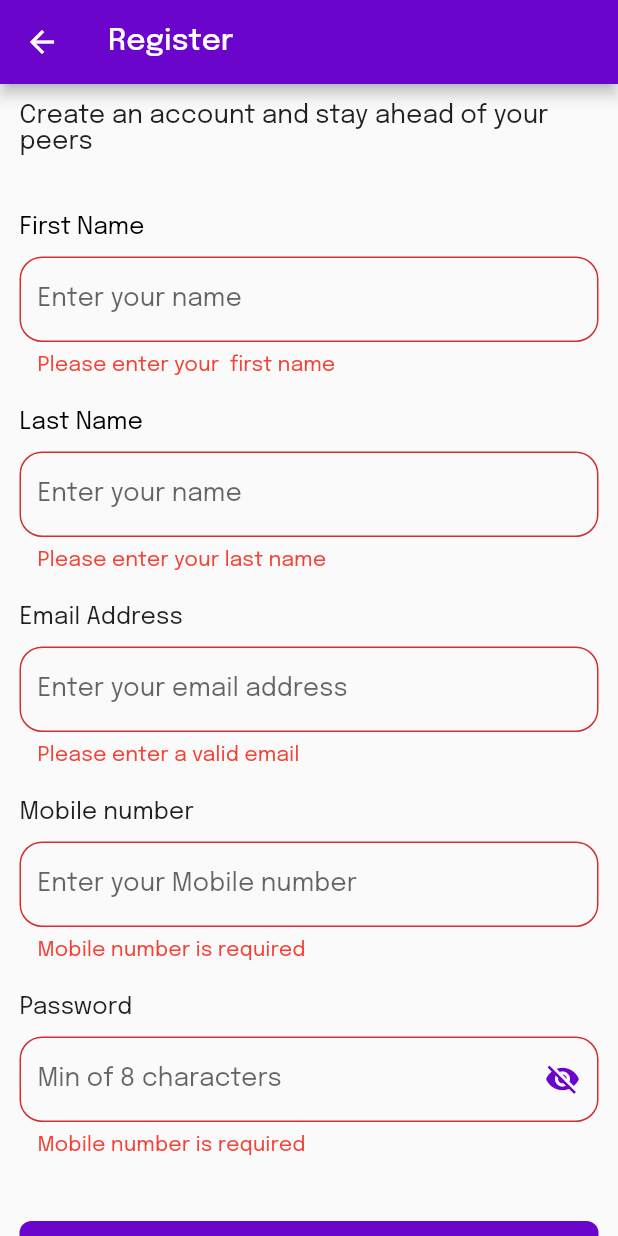
After one commit to Meealley/todo_app, a Flutter app: the RegisterPage screen opened directly, after a tap on "Register", on a phone screen of 412 x 824 dp. The commit adds this screen. Run offline on Flutter 3.47's test engine with Material 2 defaults, Android fonts, the phone set to English and light mode, and no system bars; our stand-ins replace animated_splash_screen, email_validator, google_fonts, lottie, shared_preferences; accounts and stored records are empty; network calls fail.

Commit message:
registration page done

```diff
--- a/lib/pages/login/widget/log_register_label.dart
+++ b/lib/pages/login/widget/log_register_label.dart
@@ -28,7 +28,7 @@ class LogRegister extends StatelessWidget {
               style: GoogleFonts.epilogue(
                 textStyle: const TextStyle(color: AppConst.kPurple),
               ),
-            )
+            ),
           ],
         ),
       ),
--- a/lib/pages/login/widget/login_form.dart
+++ b/lib/pages/login/widget/login_form.dart
@@ -3,6 +3,7 @@ import 'package:flutter/material.dart';
 import 'package:google_fonts/google_fonts.dart';
 import 'package:todo_app/pages/login/widget/forgot_password_label.dart';
 import 'package:todo_app/theme/app_colors.dart';
+import 'package:todo_app/theme/app_style.dart';
 import 'package:todo_app/theme/custom_button.dart';
 import 'package:todo_app/services/auth_service.dart';
 
@@ -45,7 +46,8 @@ class _LoginFormState extends State<LoginForm> {
           children: [
             Text(
               "Email Address",
-              style: GoogleFonts.epilogue(textStyle: const TextStyle(fontSize: 16)),
+              style: GoogleFonts.epilogue(
+                  textStyle: const TextStyle(fontSize: 16)),
             ),
             const SizedBox(
               height: 12,
@@ -61,6 +63,7 @@ class _LoginFormState extends State<LoginForm> {
                 return null;
               },
               decoration: InputDecoration(
+                errorStyle: appstyle(14, Colors.red, FontWeight.normal),
                 labelText: "Enter your email address",
                 border: OutlineInputBorder(
                   borderRadius: BorderRadius.circular(15),
@@ -82,7 +85,9 @@ class _LoginFormState extends State<LoginForm> {
             ),
             Text(
               "Password",
-              style: GoogleFonts.epilogue(textStyle: const TextStyle(fontSize: 16)),
+              style: GoogleFonts.epilogue(
+                textStyle: const TextStyle(fontSize: 16),
+              ),
             ),
             const SizedBox(
               height: 12,
@@ -98,7 +103,8 @@ class _LoginFormState extends State<LoginForm> {
                 return null;
               },
               decoration: InputDecoration(
-                labelText: "Min of 8 characters",
+                errorStyle: appstyle(14, Colors.red, FontWeight.normal),
+                labelText: "Min of 6 characters",
                 border: OutlineInputBorder(
                   borderRadius: BorderRadius.circular(15),
                   borderSide: const BorderSide(color: AppConst.kPurple),
--- a/lib/pages/register/register_page.dart
+++ b/lib/pages/register/register_page.dart
@@ -1,12 +1,26 @@
 import 'package:flutter/material.dart';
+import 'package:google_fonts/google_fonts.dart';
+import 'package:todo_app/theme/app_colors.dart';
+
+import 'widgets/body.dart';
 
 class RegisterPage extends StatelessWidget {
   const RegisterPage({super.key});
 
   @override
   Widget build(BuildContext context) {
-    return const Scaffold(
-      body: Center(child: Text("Register")),
+    return GestureDetector(
+      onTap: () => FocusManager.instance.primaryFocus?.unfocus(),
+      child: Scaffold(
+        appBar: AppBar(
+          backgroundColor: AppConst.kPurple,
+          title: Text(
+            "Register",
+            style: GoogleFonts.epilogue(),
+          ),
+        ),
+        body: Body(),
+      ),
     );
   }
 }
--- /dev/null
+++ b/lib/pages/register/widgets/body.dart
@@ -0,0 +1,65 @@
+import 'package:flutter/material.dart';
+import 'package:google_fonts/google_fonts.dart';
+import 'package:todo_app/pages/register/widgets/reg_login_label.dart';
+import 'package:todo_app/pages/register/widgets/register_form.dart';
+
+class Body extends StatefulWidget {
+  const Body({super.key});
+
+  @override
+  State<Body> createState() => _BodyState();
+}
+
+class _BodyState extends State<Body> {
+  final GlobalKey<FormState> _registerKey = GlobalKey<FormState>();
+  final TextEditingController _firstNameController = TextEditingController();
+  final TextEditingController _lastNameController = TextEditingController();
+  final TextEditingController _emailController = TextEditingController();
+  final TextEditingController _mobileController = TextEditingController();
+  final TextEditingController _passwordController = TextEditingController();
+
+  @override
+  void dispose() {
+    // TODO: implement dispose
+    super.dispose();
+    _firstNameController.dispose();
+    _lastNameController.dispose();
+    _emailController.dispose();
+    _mobileController.dispose();
+    _passwordController.dispose();
+  }
+
+  @override
+  Widget build(BuildContext context) {
+    return SingleChildScrollView(
+      child: Padding(
+        padding: EdgeInsets.all(13),
+        child: Column(children: [
+          Text(
+            "Create an account and stay ahead of your peers",
+            style: GoogleFonts.epilogue(
+              textStyle: TextStyle(
+                fontSize: 17,
+              ),
+            ),
+          ),
+          SizedBox(
+            height: 40,
+          ),
+          RegisterForm(
+            reisterKey: _registerKey,
+            firstNameController: _firstNameController,
+            lastNameController: _lastNameController,
+            mobileController: _mobileController,
+            emailController: _emailController,
+            passwordController: _passwordController,
+          ),
+          const SizedBox(
+            height: 40,
+          ),
+          RegLogin(),
+        ]),
+      ),
+    );
+  }
+}
--- /dev/null
+++ b/lib/pages/register/widgets/reg_login_label.dart
@@ -0,0 +1,36 @@
+import 'package:flutter/material.dart';
+import 'package:todo_app/pages/login/login_page.dart';
+import 'package:todo_app/theme/app_colors.dart';
+import 'package:todo_app/theme/app_style.dart';
+
+class RegLogin extends StatelessWidget {
+  const RegLogin({super.key});
+
+  @override
+  Widget build(BuildContext context) {
+    return Row(
+      mainAxisAlignment: MainAxisAlignment.center,
+      children: [
+        Text(
+          "Already have an account?",
+          style: appstyle(15, Colors.black, FontWeight.normal),
+        ),
+        GestureDetector(
+          onTap: () => Navigator.of(context).push(
+            MaterialPageRoute(
+              builder: (context) => const LoginPage(),
+            ),
+          ),
+          child: Row(
+            children: [
+              Text(
+                "Login",
+                style: appstyle(15, AppConst.kPurple, FontWeight.normal),
+              )
+            ],
+          ),
+        )
+      ],
+    );
+  }
+}
--- /dev/null
+++ b/lib/pages/register/widgets/register_form.dart
@@ -0,0 +1,280 @@
+import 'package:email_validator/email_validator.dart';
+import 'package:flutter/material.dart';
+import 'package:google_fonts/google_fonts.dart';
+import 'package:todo_app/services/auth_service.dart';
+import 'package:todo_app/theme/app_colors.dart';
+import 'package:todo_app/theme/app_style.dart';
+import 'package:todo_app/theme/custom_button.dart';
+
+class RegisterForm extends StatefulWidget {
+  final TextEditingController emailController;
+  final TextEditingController passwordController;
+  final TextEditingController firstNameController;
+  final TextEditingController lastNameController;
+  final TextEditingController mobileController;
+  final GlobalKey<FormState> reisterKey;
+
+  const RegisterForm(
+      {super.key,
+      required this.emailController,
+      required this.passwordController,
+      required this.firstNameController,
+      required this.lastNameController,
+      required this.mobileController,
+      required this.reisterKey});
+
+  @override
+  State<RegisterForm> createState() => _RegisterFormState();
+}
+
+class _RegisterFormState extends State<RegisterForm> {
+  final AuthService authService = AuthService();
+  bool _obscureText = false;
+  String _email = "";
+  String _fname = "";
+  String _lname = "";
+  String _password = "";
+  String _mobile = "";
+
+  @override
+  Widget build(BuildContext context) {
+    return Form(
+      key: widget.reisterKey,
+      child: Column(
+        crossAxisAlignment: CrossAxisAlignment.start,
+        children: [
+          Text(
+            "First Name",
+            style: appstyle(16, Colors.black, FontWeight.normal),
+          ),
+          SizedBox(
+            height: 12,
+          ),
+          TextFormField(
+            controller: widget.firstNameController,
+            validator: (firstname) {
+              if (firstname == null || firstname.isEmpty) {
+                return "Please enter your  first name";
+              }
+              return null;
+            },
+            decoration: InputDecoration(
+              errorStyle: appstyle(14, Colors.red, FontWeight.normal),
+              labelText: "Enter your name",
+              border: OutlineInputBorder(
+                borderRadius: BorderRadius.circular(15),
+                borderSide: const BorderSide(color: AppConst.kPurple),
+              ),
+            ),
+            onSaved: (firstname) {
+              setState(() {
+                _fname = widget.firstNameController.text = firstname!;
+              });
+            },
+            style: appstyle(
+              17,
+              Colors.black,
+              FontWeight.normal,
+            ),
+          ),
+          SizedBox(
+            height: 23,
+          ),
+          Text(
+            "Last Name",
+            style: appstyle(16, Colors.black, FontWeight.normal),
+          ),
+          SizedBox(
+            height: 12,
+          ),
+          TextFormField(
+            controller: widget.lastNameController,
+            validator: (lastname) {
+              if (lastname == null || lastname.isEmpty) {
+                return "Please enter your last name";
+              }
+              return null;
+            },
+            decoration: InputDecoration(
+              errorStyle: appstyle(14, Colors.red, FontWeight.normal),
+              labelText: "Enter your name",
+              border: OutlineInputBorder(
+                borderRadius: BorderRadius.circular(15),
+                borderSide: const BorderSide(color: AppConst.kPurple),
+              ),
+            ),
+            onSaved: (lastname) {
+              _lname = widget.lastNameController.text = lastname!;
+            },
+            style: appstyle(
+              17,
+              Colors.black,
+              FontWeight.normal,
+            ),
+          ),
+          SizedBox(
+            height: 23,
+          ),
+          Text(
+            "Email Address",
+            style:
+                GoogleFonts.epilogue(textStyle: const TextStyle(fontSize: 16)),
+          ),
+          const SizedBox(
+            height: 12,
+          ),
+          TextFormField(
+            controller: widget.emailController,
+            validator: (email) {
+              if (email == null || email.isEmpty) {
+                return "Please enter a valid email";
+              } else if (!EmailValidator.validate(email)) {
+                return "Email is not valid";
+              }
+              return null;
+            },
+            decoration: InputDecoration(
+              errorStyle: appstyle(14, Colors.red, FontWeight.normal),
+              labelText: "Enter your email address",
+              border: OutlineInputBorder(
+                borderRadius: BorderRadius.circular(15),
+                borderSide: const BorderSide(color: AppConst.kPurple),
+              ),
+            ),
+            onSaved: (email) {
+              setState(() {
+                _email = widget.emailController.text = email!;
+              });
+            },
+            style: appstyle(
+              17,
+              Colors.black,
+              FontWeight.normal,
+            ),
+          ),
+          SizedBox(
+            height: 23,
+          ),
+          Text(
+            "Mobile number",
+            style:
+                GoogleFonts.epilogue(textStyle: const TextStyle(fontSize: 16)),
+          ),
+          const SizedBox(
+            height: 12,
+          ),
+          TextFormField(
+            controller: widget.mobileController,
+            validator: (number) {
+              if (number == null || number.isEmpty) {
+                return "Mobile number is required";
+              } else if (number.length < 11) {
+                return "Please enter a valid Number";
+              }
+              return null;
+            },
+            decoration: InputDecoration(
+              errorStyle: appstyle(14, Colors.red, FontWeight.normal),
+              labelText: "Enter your Mobile number",
+              border: OutlineInputBorder(
+                borderRadius: BorderRadius.circular(15),
+                borderSide: const BorderSide(color: AppConst.kPurple),
+              ),
+            ),
+            onSaved: (number) {
+              setState(() {
+                _mobile = widget.mobileController.text = number!;
+              });
+            },
+            keyboardType: TextInputType.phone,
+            style: appstyle(
+              17,
+              Colors.black,
+              FontWeight.normal,
+            ),
+          ),
+          SizedBox(
+            height: 23,
+          ),
+          Text(
+            "Password",
+            style:
+                GoogleFonts.epilogue(textStyle: const TextStyle(fontSize: 16)),
+          ),
+          const SizedBox(
+            height: 12,
+          ),
+          TextFormField(
+            controller: widget.passwordController,
+            validator: (password) {
+              if (password == null || password.isEmpty) {
+                return "Mobile number is required";
+              } else if (password.length < 6) {
+                return "Password must be at least 6 characters";
+              }
+              return null;
+            },
+            decoration: InputDecoration(
+              errorStyle: appstyle(14, Colors.red, FontWeight.normal),
+              labelText: "Min of 8 characters",
+              border: OutlineInputBorder(
+                borderRadius: BorderRadius.circular(15),
+                borderSide: const BorderSide(color: AppConst.kPurple),
+              ),
+              suffixIcon: GestureDetector(
+                onTap: () {
+                  setState(() {
+                    _obscureText = !_obscureText;
+                    print("suffix icon clicked");
+                  });
+                },
+                child: _obscureText
+                    ? const Icon(
+                        Icons.visibility,
+                        color: AppConst.kPurple,
+                      )
+                    : const Icon(
+                        Icons.visibility_off,
+                        color: AppConst.kPurple,
+                      ),
+              ),
+            ),
+            obscureText: _obscureText,
+            onSaved: (password) {
+              _password = widget.passwordController.text = password!;
+            },
+            style: appstyle(
+              17,
+              Colors.black,
+              FontWeight.normal,
+            ),
+          ),
+          const SizedBox(
+            height: 44,
+          ),
+          SizedBox(
+            width: double.infinity,
+            child: CustomButton(
+                title: "Register",
+                onPressed: () {
+                  if (widget.reisterKey.currentState!.validate()) {
+                    widget.reisterKey.currentState!.save();
+                    authService.signUpUser(
+                      context: context,
+                      email: _email,
+                      password: _password,
+                      firstname: _fname,
+                      lastname: _lname,
+                      mobile: _mobile,
+                    );
+                  }
+
+                  print(
+                      "Register details: $_fname, $_lname, $_email and Password: $_password");
+                }),
+          )
+        ],
+      ),
+    );
+  }
+}
--- /dev/null
+++ b/lib/theme/app_style.dart
@@ -0,0 +1,11 @@
+import 'package:flutter/material.dart';
+import 'package:google_fonts/google_fonts.dart';
+
+TextStyle appstyle(double size, Color color, FontWeight fw) {
+  return GoogleFonts.epilogue(fontSize: size, fontWeight: fw, color: color);
+}
+
+TextStyle appstyleWithHt(double size, Color color, FontWeight fw, double ht) {
+  return GoogleFonts.epilogue(
+      fontSize: size, fontWeight: fw, color: color, height: ht);
+}
```
